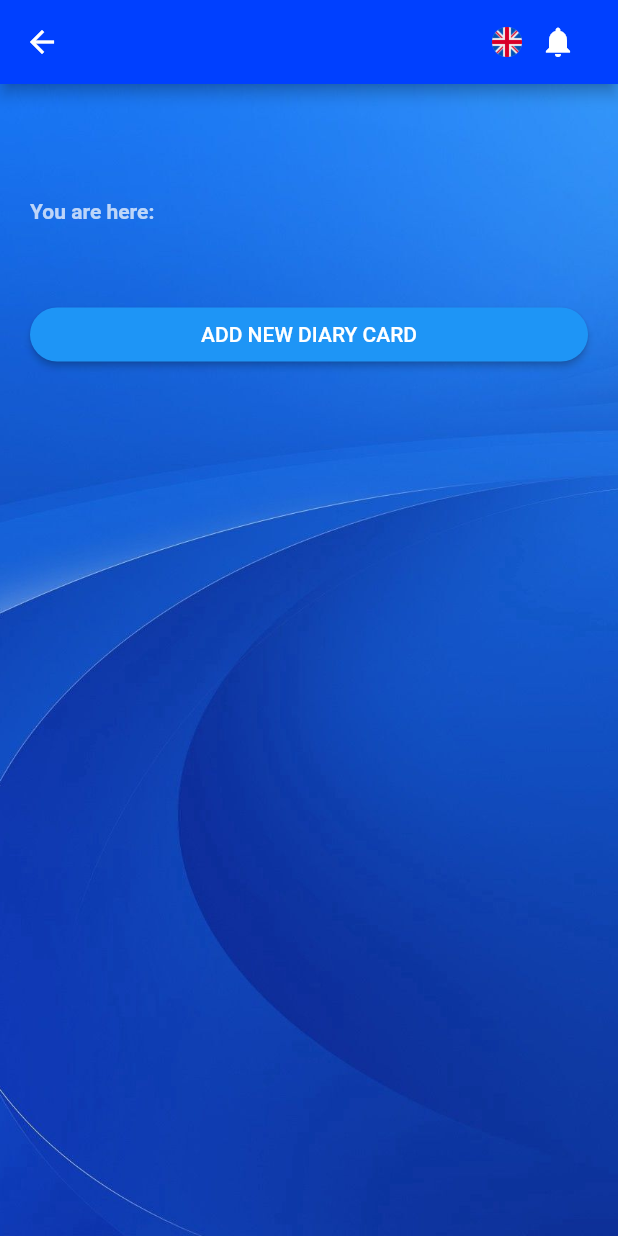
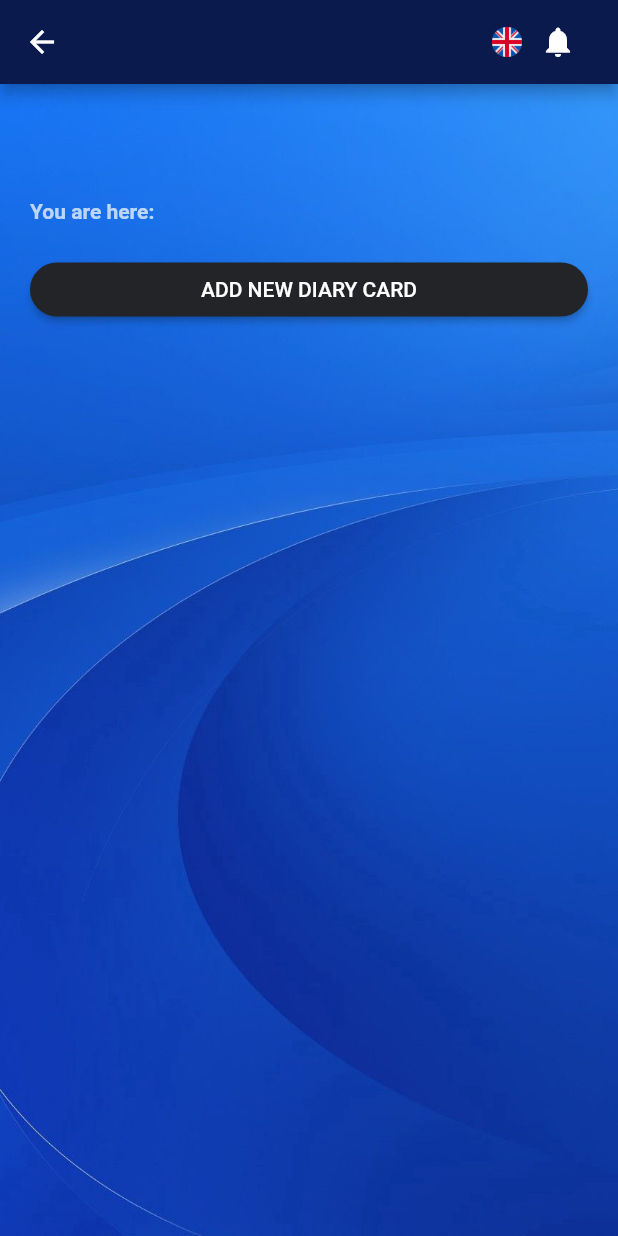
Before and after one commit to fcodelabs/training-app, a Flutter app: the DiaryHomePageView screen opened directly with empty values, on a phone screen of 412 x 824 dp. Run offline on Flutter 3.47's test engine with Material 2 defaults, Android fonts, the phone set to English and light mode, and no system bars; our stand-ins replace cloud_firestore, firebase_core, flutter_bloc; accounts and stored records are empty.

Commit message:
Apply Styles

```diff
--- a/lib/ui/diary_home_page/diary_home_page_view.dart
+++ b/lib/ui/diary_home_page/diary_home_page_view.dart
@@ -23,7 +23,7 @@ class DiaryHomePageView extends StatelessWidget {
 
     return Scaffold(
       appBar: AppBar(
-        backgroundColor: const Color.fromRGBO(0, 64, 255, 1),
+        backgroundColor: const Color.fromARGB(255, 10, 26, 76),
         elevation: 4,
         title: Row(
           mainAxisAlignment: MainAxisAlignment.end,
@@ -73,7 +73,7 @@ class DiaryHomePageView extends StatelessWidget {
                   const SizedBox(height: 20),
                   Container(
                     width: double.infinity,
-                    margin: const EdgeInsets.only(top: 30),
+                    margin: const EdgeInsets.only(top: 0),
                     child: ElevatedButton(
                       onPressed: () {
                         context.read<DiaryHomePageBloc>().add(
@@ -87,7 +87,7 @@ class DiaryHomePageView extends StatelessWidget {
                             if (states.contains(MaterialState.disabled)) {
                               return const Color.fromARGB(50, 30, 149, 246);
                             }
-                            return const Color.fromARGB(255, 30, 149, 246);
+                            return const Color.fromARGB(255, 34, 36, 39);
                           },
                         ),
                         padding: MaterialStateProperty.all(
@@ -116,7 +116,7 @@ class DiaryHomePageView extends StatelessWidget {
                       decoration: const InputDecoration(
                         hintText: 'Submit New',
                         filled: true,
-                        fillColor: Color.fromARGB(47, 43, 0, 255),
+                        fillColor: Color.fromARGB(255, 124, 98, 255),
                         enabledBorder: OutlineInputBorder(
                           borderSide: BorderSide.none,
                           borderRadius: BorderRadius.all(
@@ -132,7 +132,7 @@ class DiaryHomePageView extends StatelessWidget {
                       maxLines: 5,
                       style: const TextStyle(
                         fontSize: 16,
-                        color: Color.fromARGB(255, 255, 255, 255),
+                        color: Color.fromARGB(255, 0, 0, 0),
                       ),
                       decoration: const InputDecoration(
                         hintText: 'Enter Description',
@@ -143,7 +143,7 @@ class DiaryHomePageView extends StatelessWidget {
                           ),
                         ),
                         filled: true,
-                        fillColor: Color.fromARGB(47, 43, 0, 255),
+                        fillColor: Color.fromARGB(255, 158, 149, 255),
                       ),
                     ),
                   if (state.addNewDiary)
--- a/lib/ui/widgets/diary_card/diary_card.dart
+++ b/lib/ui/widgets/diary_card/diary_card.dart
@@ -17,10 +17,10 @@ class _DiaryCardState extends State<DiaryCard> {
   Widget build(BuildContext context) {
     String descriptionText = showMore
         ? widget.diary.description
-        : widget.diary.description.length > 5
-            ? "${widget.diary.description.substring(0, 5)}..."
+        : widget.diary.description.length > 100
+            ? "${widget.diary.description.substring(0, 100)}..."
             : widget.diary.description;
-    bool showMoreOption = widget.diary.description.length > 5;
+    bool showMoreOption = widget.diary.description.length > 100;
 
     return SizedBox(
       width: double.infinity,
```
Also changed, not shown: lib/ui/sign_in_page/sign_in_page_bloc.dart (+18 -1 lines).
